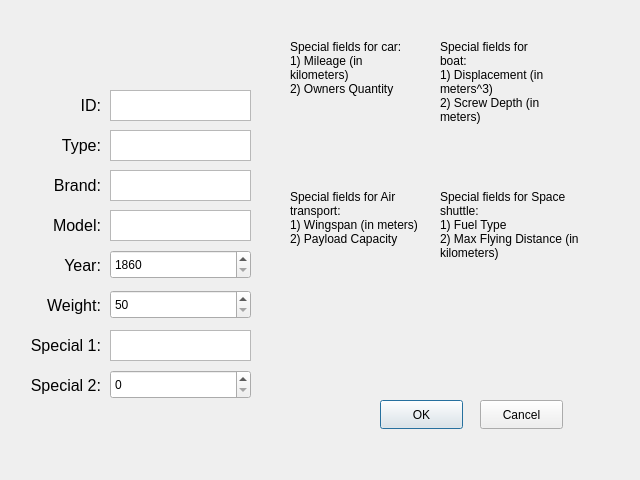
PaulBelov0/Transport_List, file EditElementFieldsWindow.ui: the form before one commit.
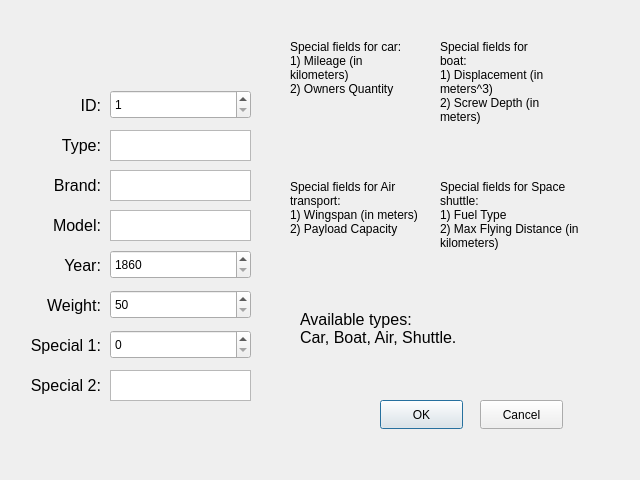
The form after the commit.

Diff of the .ui file:
```diff
--- a/EditElementFieldsWindow.ui
+++ b/EditElementFieldsWindow.ui
@@ -13,16 +13,6 @@
   <property name="windowTitle">
    <string>Element fields</string>
   </property>
-  <widget class="QPlainTextEdit" name="IDTextBox">
-   <property name="geometry">
-    <rect>
-     <x>110</x>
-     <y>90</y>
-     <width>141</width>
-     <height>31</height>
-    </rect>
-   </property>
-  </widget>
   <widget class="QPlainTextEdit" name="brandTextBox">
    <property name="geometry">
     <rect>
@@ -79,11 +69,16 @@
    <property name="geometry">
     <rect>
      <x>110</x>
-     <y>330</y>
+     <y>370</y>
      <width>141</width>
      <height>31</height>
     </rect>
    </property>
+   <property name="font">
+    <font>
+     <pointsize>10</pointsize>
+    </font>
+   </property>
   </widget>
   <widget class="QLabel" name="labelID">
    <property name="geometry">
@@ -304,7 +299,7 @@
    <property name="geometry">
     <rect>
      <x>290</x>
-     <y>190</y>
+     <y>180</y>
      <width>131</width>
      <height>121</height>
     </rect>
@@ -328,7 +323,7 @@
    <property name="geometry">
     <rect>
      <x>440</x>
-     <y>190</y>
+     <y>180</y>
      <width>151</width>
      <height>121</height>
     </rect>
@@ -380,12 +375,56 @@
    <property name="geometry">
     <rect>
      <x>110</x>
-     <y>370</y>
+     <y>330</y>
      <width>141</width>
      <height>29</height>
     </rect>
    </property>
   </widget>
+  <widget class="QSpinBox" name="uinqueIDIntBox">
+   <property name="geometry">
+    <rect>
+     <x>110</x>
+     <y>90</y>
+     <width>141</width>
+     <height>29</height>
+    </rect>
+   </property>
+   <property name="minimum">
+    <number>1</number>
+   </property>
+   <property name="maximum">
+    <number>99999</number>
+   </property>
+  </widget>
+  <widget class="QLabel" name="label_5">
+   <property name="geometry">
+    <rect>
+     <x>300</x>
+     <y>310</y>
+     <width>311</width>
+     <height>71</height>
+    </rect>
+   </property>
+   <property name="font">
+    <font>
+     <pointsize>12</pointsize>
+    </font>
+   </property>
+   <property name="focusPolicy">
+    <enum>Qt::NoFocus</enum>
+   </property>
+   <property name="text">
+    <string>Available types: 
+Car, Boat, Air, Shuttle.</string>
+   </property>
+   <property name="alignment">
+    <set>Qt::AlignLeading|Qt::AlignLeft|Qt::AlignTop</set>
+   </property>
+   <property name="wordWrap">
+    <bool>true</bool>
+   </property>
+  </widget>
  </widget>
  <resources/>
  <connections/>
```
Left out of the diff: 21 changed lines with no effect on the pictures.
